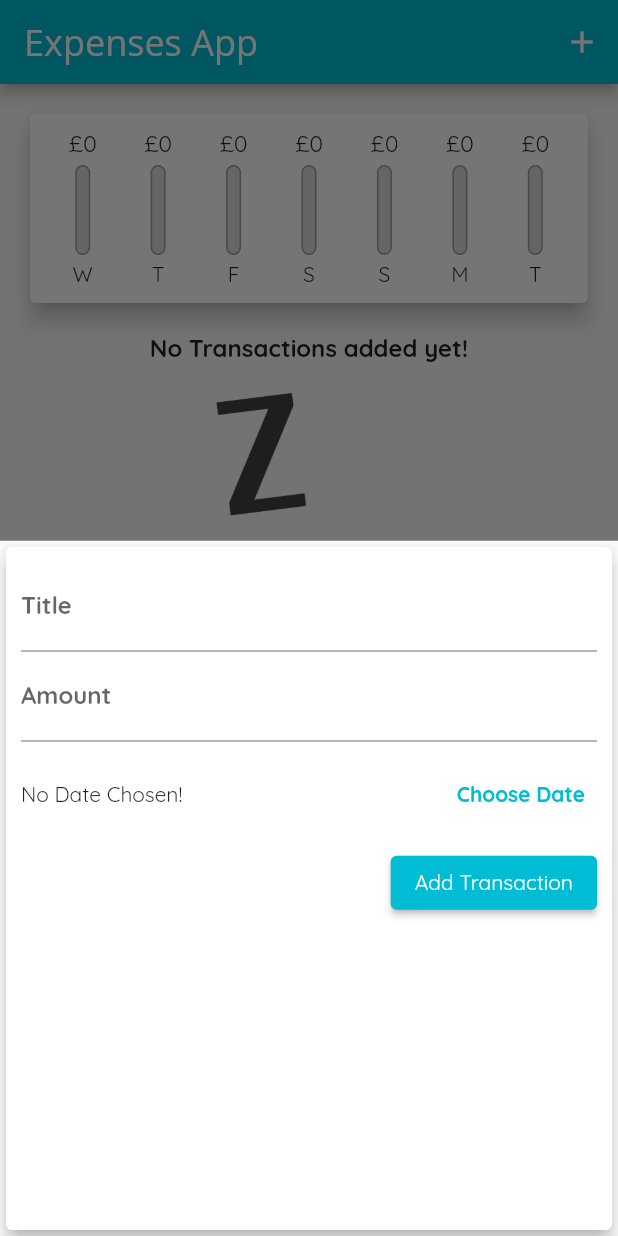
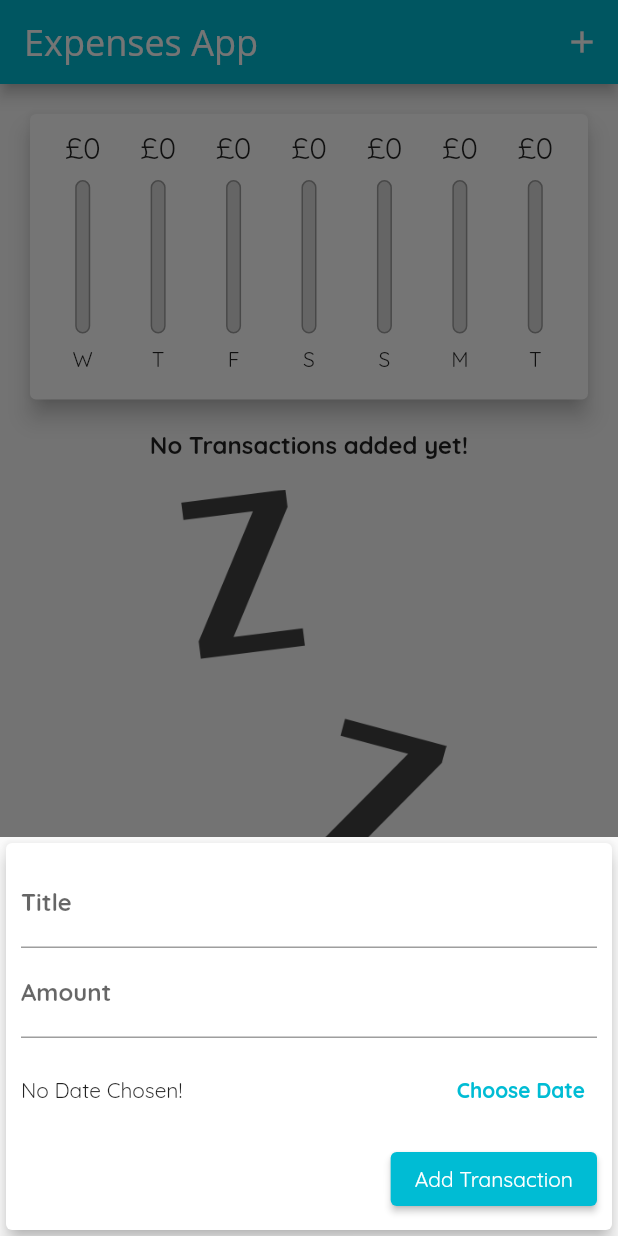
Before and after one commit to BBQRIBS72/expenses_app_continued, a Flutter app: the screen it shows after launch, after a tap on the "add" icon, on a phone screen of 412 x 824 dp. Run offline on Flutter 3.47's test engine with Material 2 defaults, Android fonts, the phone set to English and light mode, and no system bars; missing offline and left inert: dart:ffi.

Commit message:
Finish Section 5

```diff
--- a/lib/main.dart
+++ b/lib/main.dart
@@ -1,4 +1,7 @@
+import 'dart:io';
+
 import 'package:flutter/material.dart';
+import 'package:flutter/cupertino.dart';
 
 import './widgets/transaction_list.dart';
 import './widgets/new_transaction.dart';
@@ -50,20 +53,8 @@ class MyHomePage extends StatefulWidget {
 }
 
 class _MyHomePageState extends State<MyHomePage> {
-  final List<Transaction> _userTransactions = [
-    // Transaction(
-    //   id: 't1',
-    //   title: 'New Shoes',
-    //   amount: 50.11,
-    //   date: DateTime.now(),
-    // ),
-    // Transaction(
-    //   id: 't2',
-    //   title: 'Groceries',
-    //   amount: 10.31,
-    //   date: DateTime.now(),
-    // ),
-  ];
+  final List<Transaction> _userTransactions = [];
+  bool _showChart = false;
 
   List<Transaction> get _recentTransactions {
     return _userTransactions.where((tx) {
@@ -106,24 +97,89 @@ class _MyHomePageState extends State<MyHomePage> {
 
   @override
   Widget build(BuildContext context) {
-    return Scaffold(
-      appBar: AppBar(
+    final mediaQuery = MediaQuery.of(context);
+    final isLandscape = mediaQuery.orientation == Orientation.landscape;
+
+    final PreferredSizeWidget appBar = (Platform.isIOS
+        ? CupertinoNavigationBar(
+            middle: const Text('Personal Expenses'),
+            trailing: Row(
+              mainAxisSize: MainAxisSize.min,
+              children: <Widget>[
+                GestureDetector(
+                  onTap: () => _startAddNewTransaction(context),
+                  child: const Icon(CupertinoIcons.add),
+                ),
+              ],
+            ),
+          )
+        : AppBar(
             title: const Text('Expenses App'),
             actions: <Widget>[
-          IconButton(icon: const Icon(Icons.add), onPressed: () => _startAddNewTransaction(context), color: Colors.white),
+              IconButton(
+                icon: const Icon(Icons.add),
+                onPressed: () => _startAddNewTransaction(context),
+                color: Colors.white,
+              ),
             ],
-      ),
-      body: SingleChildScrollView(
+          )) as PreferredSizeWidget;
+
+    final transactionListWidget = SizedBox(
+      height: (mediaQuery.size.height - appBar.preferredSize.height - mediaQuery.padding.top) * 0.9,
+      child: TransactionList(_userTransactions, _deleteTransaction),
+    );
+
+    final pageBody = SafeArea(
+      child: SingleChildScrollView(
         child: Column(
           crossAxisAlignment: CrossAxisAlignment.stretch,
           children: <Widget>[
-            Chart(_recentTransactions),
-            TransactionList(_userTransactions, _deleteTransaction),
+            if (isLandscape)
+              Row(
+                mainAxisAlignment: MainAxisAlignment.center,
+                children: <Widget>[
+                  Switch.adaptive(
+                    activeColor: Theme.of(context).primaryColor,
+                    value: _showChart,
+                    onChanged: (val) {
+                      setState(() {
+                        _showChart = val;
+                      });
+                    },
+                  ),
+                  Text('Show Chart', style: Theme.of(context).textTheme.titleMedium,),
+                ],
+              ),
+            if (!isLandscape)
+              SizedBox(
+                height: (mediaQuery.size.height - appBar.preferredSize.height - mediaQuery.padding.top) * 0.3,
+                child: Chart(_recentTransactions),
+              ),
+            if (!isLandscape) transactionListWidget,
+            if (isLandscape)
+              _showChart
+                  ? SizedBox(
+                      height: (mediaQuery.size.height - appBar.preferredSize.height - mediaQuery.padding.top) * 0.7,
+                      child: Chart(_recentTransactions),
+                    )
+                  : transactionListWidget
           ],
         ),
       ),
+    );
+
+    return Platform.isIOS
+        ? CupertinoPageScaffold(
+            navigationBar: appBar as ObstructingPreferredSizeWidget,
+            child: pageBody,
+          )
+        : Scaffold(
+            appBar: appBar,
+            body: pageBody,
             floatingActionButtonLocation: FloatingActionButtonLocation.centerFloat,
-      floatingActionButton: FloatingActionButton(
+            floatingActionButton: Platform.isIOS
+                ? Container()
+                : FloatingActionButton(
                     onPressed: () => _startAddNewTransaction(context),
                     child: const Icon(Icons.add),
                   ),
--- /dev/null
+++ b/lib/widgets/adaptive_button.dart
@@ -0,0 +1,31 @@
+import 'dart:ffi';
+import 'dart:io';
+
+import 'package:flutter/cupertino.dart';
+import 'package:flutter/material.dart';
+
+class AdaptiveButton extends StatelessWidget {
+  final String text;
+  final VoidCallback handler;
+
+  const AdaptiveButton(this.text, this.handler, {super.key});
+
+  @override
+  Widget build(BuildContext context) {
+    return Platform.isIOS
+        ? CupertinoButton(
+            onPressed: handler,
+            child: Text(
+              text,
+              style: const TextStyle(fontWeight: FontWeight.bold),
+            ),
+          )
+        : TextButton(
+            onPressed: handler,
+            child: Text(
+              text,
+              style: const TextStyle(fontWeight: FontWeight.bold),
+            ),
+          );
+  }
+}
--- a/lib/widgets/chart_bar.dart
+++ b/lib/widgets/chart_bar.dart
@@ -8,17 +8,19 @@ class ChartBar extends StatelessWidget {
 
   @override
   Widget build(BuildContext context) {
+    return LayoutBuilder(builder: (ctx, constraints) {
+      //constraints is an object
       return Column(
         children: <Widget>[
           SizedBox(
-          height: 20,
+            height: constraints.maxHeight * 0.15,
             child: FittedBox(
               child: Text('£${spendingAmount.toStringAsFixed(0)}'),
             ),
           ),
-        const SizedBox(height: 4),
+          SizedBox(height: constraints.maxHeight * 0.05),
           SizedBox(
-          height: 60,
+            height: constraints.maxHeight * 0.6,
             width: 10,
             child: Stack(
               children: <Widget>[
@@ -41,9 +43,12 @@ class ChartBar extends StatelessWidget {
               ],
             ),
           ),
-        const SizedBox(height: 4),
-        Text(label),
+          SizedBox(
+            height: constraints.maxHeight * 0.05,
+          ),
+          SizedBox(height: constraints.maxHeight * 0.15, child: Text(label)),
         ],
       );
+    });
   }
 }
--- a/lib/widgets/new_transaction.dart
+++ b/lib/widgets/new_transaction.dart
@@ -1,5 +1,11 @@
+import 'dart:io';
+
+import 'package:expenses_app_continued/widgets/adaptive_button.dart';
+import 'package:flutter/cupertino.dart';
+
 import 'package:flutter/material.dart';
 import 'package:intl/intl.dart';
+import './adaptive_button.dart';
 
 class NewTransaction extends StatefulWidget {
   final Function addTx;
@@ -52,10 +58,16 @@ class _NewTransactionState extends State<NewTransaction> {
 
   @override
   Widget build(BuildContext context) {
-    return Card(
+    return SingleChildScrollView(
+      child: Card(
         elevation: 5,
         child: Container(
-        padding: const EdgeInsets.all(10),
+          padding: EdgeInsets.only(
+            top: 10,
+            left: 10,
+            right: 10,
+            bottom: MediaQuery.of(context).viewInsets.bottom + 10,
+          ),
           child: Column(
             crossAxisAlignment: CrossAxisAlignment.end,
             children: <Widget>[
@@ -77,20 +89,12 @@ class _NewTransactionState extends State<NewTransaction> {
                   children: <Widget>[
                     Expanded(
                       child: Text(
-                      _selectedDate == null
-                        ? 'No Date Chosen!'
-                        : 'Picked Date: ${DateFormat.yMd().format(_selectedDate!)}',
+                        _selectedDate == null ? 'No Date Chosen!' : 'Picked Date: ${DateFormat.yMd().format(_selectedDate!)}',
                       ),
                     ),
-                  TextButton(
-                    onPressed: _presentDatePicker,
-                    child: const Text(
-                      'Choose Date',
-                      style: TextStyle(fontWeight: FontWeight.bold),
-                    ),
-                  ),
-                ],
-              ),
+                    AdaptiveButton('Choose Date', _presentDatePicker)
+                  ]
+                )
               ),
               ElevatedButton(
                 onPressed: _submitData,
@@ -102,6 +106,7 @@ class _NewTransactionState extends State<NewTransaction> {
             ],
           ),
         ),
+      ),
     );
   }
 }
--- a/lib/widgets/transaction_list.dart
+++ b/lib/widgets/transaction_list.dart
@@ -11,10 +11,10 @@ class TransactionList extends StatelessWidget {
 
   @override
   Widget build(BuildContext context) {
-    return SizedBox(
-      height: 500,
-      child: transactions.isEmpty
-          ? Column(
+    return transactions.isEmpty
+        ? LayoutBuilder(
+            builder: (ctx, constraints) {
+              return Column(
                 children: <Widget>[
                   Text(
                     'No Transactions added yet!',
@@ -22,13 +22,15 @@ class TransactionList extends StatelessWidget {
                   ),
                   const SizedBox(height: 20), //spacer
                   SizedBox(
-                  height: 300,
+                    height: constraints.maxHeight * 0.6,
                     child: Image.asset(
                       'assets/images/waiting.png',
                       fit: BoxFit.cover,
                     ),
                   )
                 ],
+              );
+            },
           )
         : ListView.builder(
             itemBuilder: (context, index) {
@@ -52,7 +54,14 @@ class TransactionList extends StatelessWidget {
                   subtitle: Text(
                     DateFormat.yMMMd().format(transactions[index].date),
                   ),
-                    trailing: IconButton(
+                  trailing: MediaQuery.of(context).size.width > 460
+                      ? TextButton.icon(
+                          onPressed: () => deleteTx(transactions[index].id),
+                          icon: const Icon(Icons.delete),
+                          label: const Text('delete'),
+                          style: TextButton.styleFrom(foregroundColor: Theme.of(context).errorColor),
+                        )
+                      : IconButton(
                           icon: const Icon(Icons.delete),
                           color: Theme.of(context).errorColor,
                           onPressed: () => deleteTx(transactions[index].id),
@@ -60,7 +69,6 @@ class TransactionList extends StatelessWidget {
                 ),
               );
             },
-              itemCount: transactions.length),
-    );
+            itemCount: transactions.length);
   }
 }
```
Lines whose indentation alone changed are shown as unchanged.
